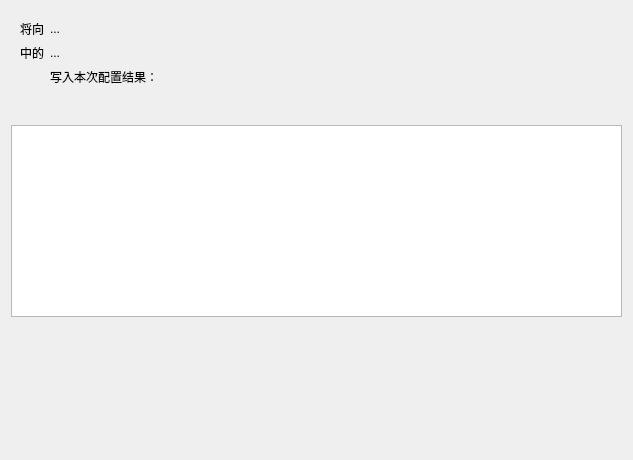
Qt form ui/designer/pages/final_confirm.ui (283375/arcaea-offline-ocr-device-creation-wizard) before a commit.
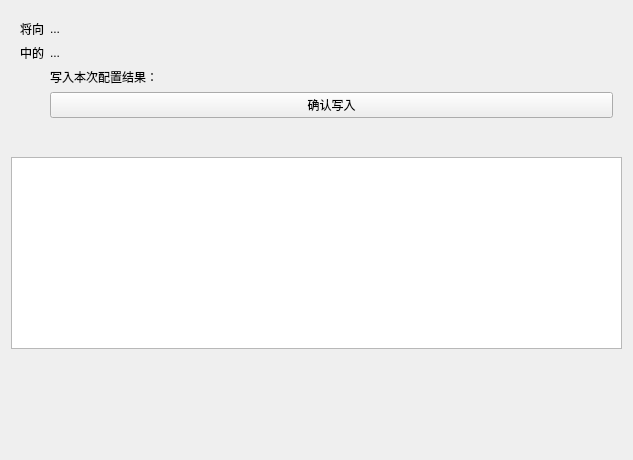
The same form after that commit.

Commit message: wip: write final result

```diff
--- a/ui/designer/pages/final_confirm.ui
+++ b/ui/designer/pages/final_confirm.ui
@@ -55,6 +55,13 @@
         </property>
        </widget>
       </item>
+      <item row="3" column="1">
+       <widget class="QPushButton" name="confirmButton">
+        <property name="text">
+         <string>确认写入</string>
+        </property>
+       </widget>
+      </item>
      </layout>
     </widget>
    </item>
```
The commit also changes 4 other files.
